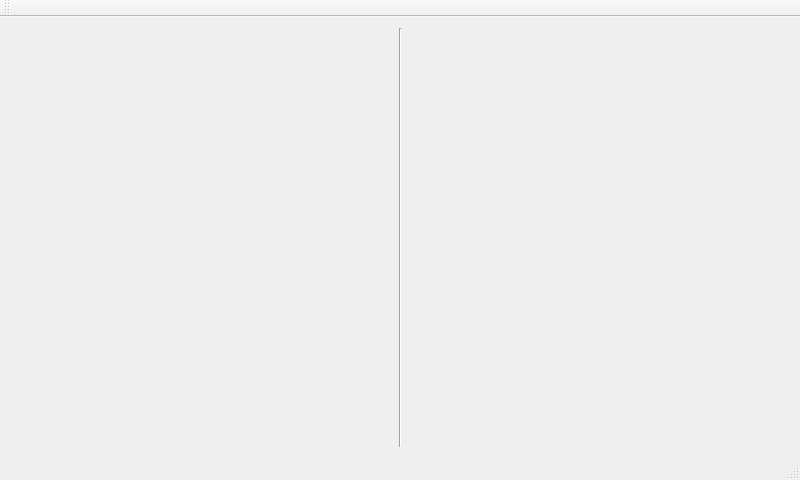
The window that mirror_viewfinder/mainwindow.ui (saibi/cam_gst_qt) describes before a commit, drawn with Qt 5.
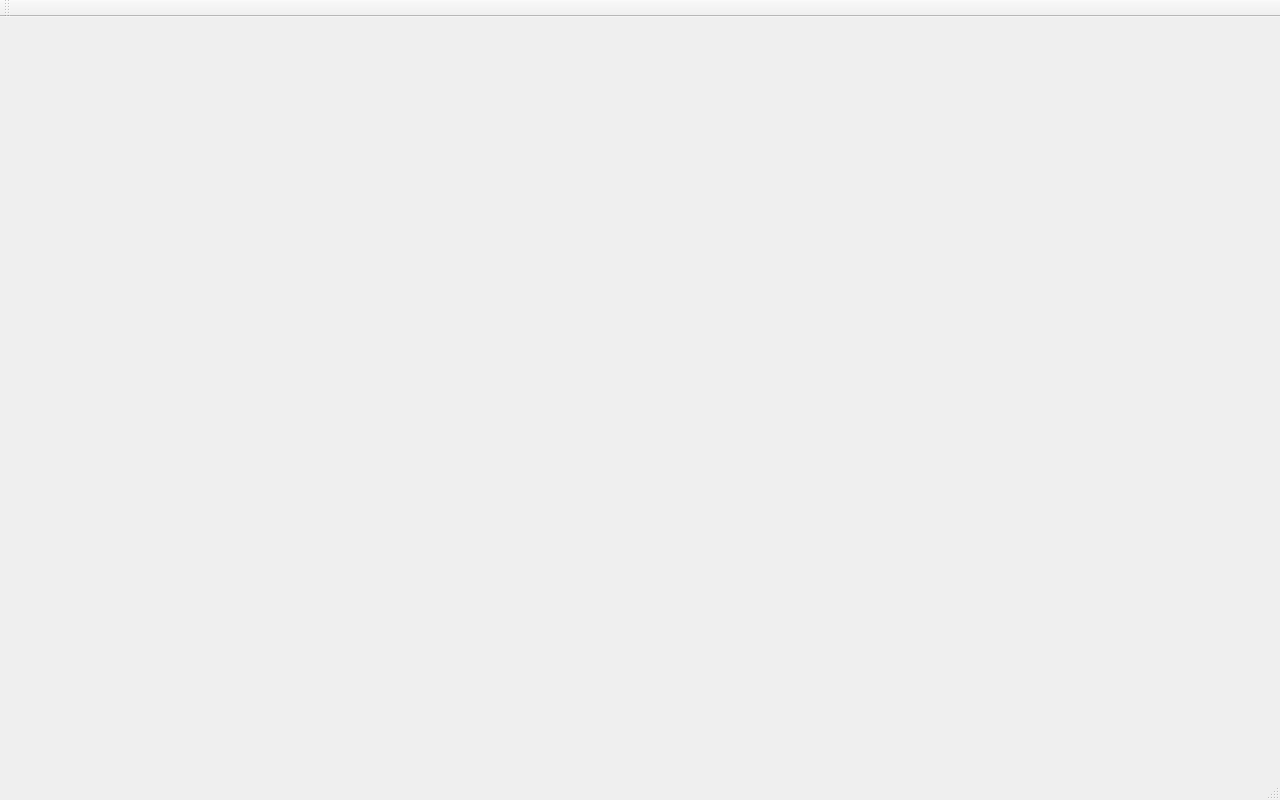
The same window after the commit.

Commit message: QAbstractVideoSurface present slot fps

```diff
--- a/mirror_viewfinder/mainwindow.ui
+++ b/mirror_viewfinder/mainwindow.ui
@@ -6,37 +6,43 @@
    <rect>
     <x>0</x>
     <y>0</y>
-    <width>800</width>
-    <height>480</height>
+    <width>1280</width>
+    <height>800</height>
    </rect>
   </property>
   <property name="windowTitle">
    <string>MainWindow</string>
   </property>
   <widget class="QWidget" name="centralWidget">
-   <layout class="QHBoxLayout" name="horizontalLayout">
-    <item>
      <widget class="QLabel" name="label1">
+    <property name="geometry">
+     <rect>
+      <x>0</x>
+      <y>0</y>
+      <width>800</width>
+      <height>480</height>
+     </rect>
+    </property>
       <property name="text">
        <string/>
       </property>
-     </widget>
-    </item>
-    <item>
-     <widget class="Line" name="line">
-      <property name="orientation">
-       <enum>Qt::Vertical</enum>
-      </property>
-     </widget>
-    </item>
-    <item>
+    <property name="scaledContents">
+     <bool>false</bool>
+    </property>
+   </widget>
      <widget class="QLabel" name="label2">
+    <property name="geometry">
+     <rect>
+      <x>480</x>
+      <y>250</y>
+      <width>800</width>
+      <height>480</height>
+     </rect>
+    </property>
       <property name="text">
        <string/>
       </property>
      </widget>
-    </item>
-   </layout>
   </widget>
   <widget class="QMenuBar" name="menuBar">
    <property name="geometry">
```
Left out of the diff: 2 changed lines with no effect on the pictures. Lines whose indentation alone changed are shown as unchanged. The commit also changes 2 other files.
